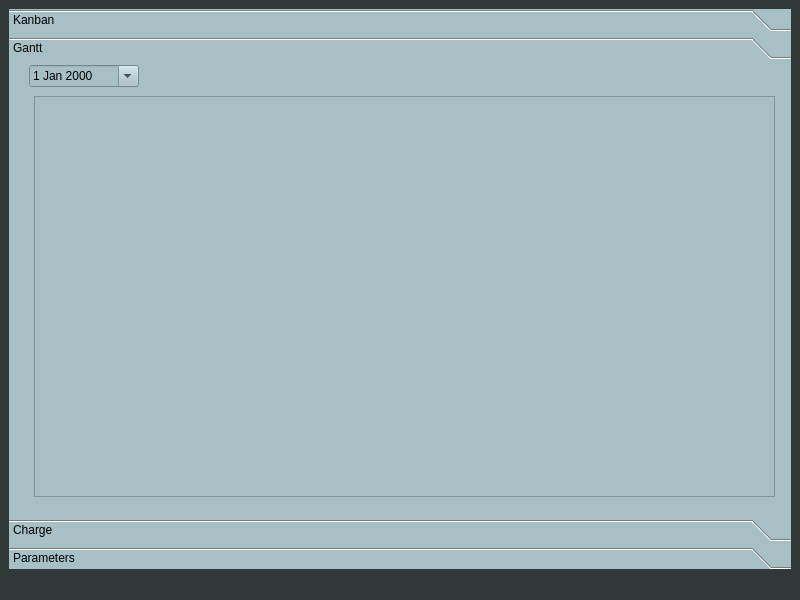
Before: the Qt Designer form mainwindow.ui in MaximeAeva/TheEfficientGuy, drawn with Qt 5.
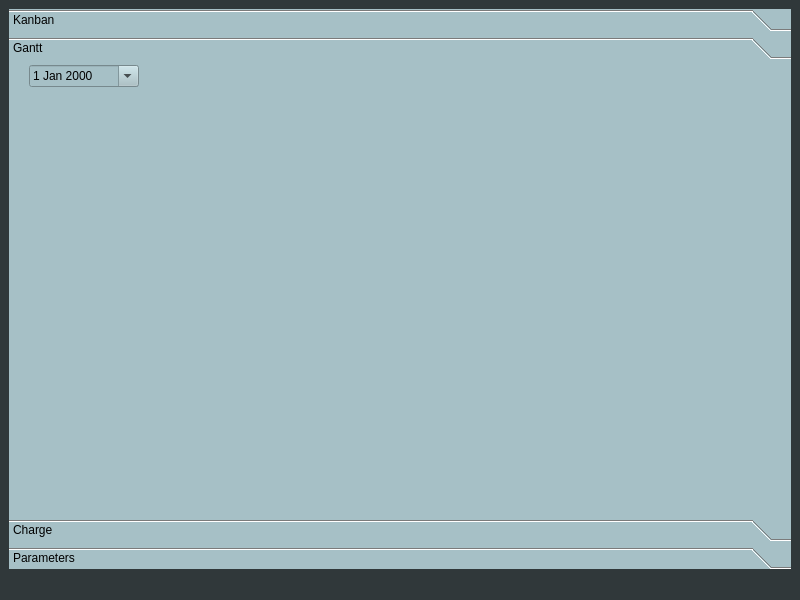
After: the same form once the commit is applied. The open tabs and pages were chosen to show the change.

The edit to the form file:
```diff
--- a/mainwindow.ui
+++ b/mainwindow.ui
@@ -65,22 +65,6 @@
          <bool>true</bool>
         </property>
        </widget>
-       <widget class="QGraphicsView" name="graphicsView">
-        <property name="geometry">
-         <rect>
-          <x>25</x>
-          <y>31</y>
-          <width>741</width>
-          <height>401</height>
-         </rect>
-        </property>
-        <property name="baseSize">
-         <size>
-          <width>4</width>
-          <height>0</height>
-         </size>
-        </property>
-       </widget>
       </widget>
       <widget class="QWidget" name="page_3">
        <property name="geometry">
```
Left out of the diff: 2 changed lines with no effect on the pictures.
